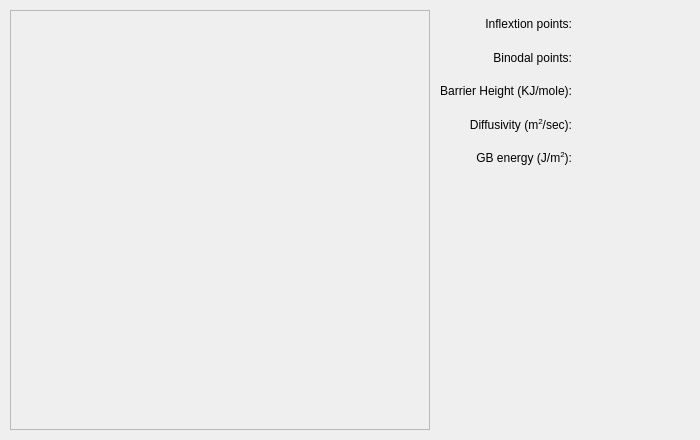
Above: Forms/dialog_view_calc_param.ui from mu2mech/mu2mech before the change. Below: the same form after it.
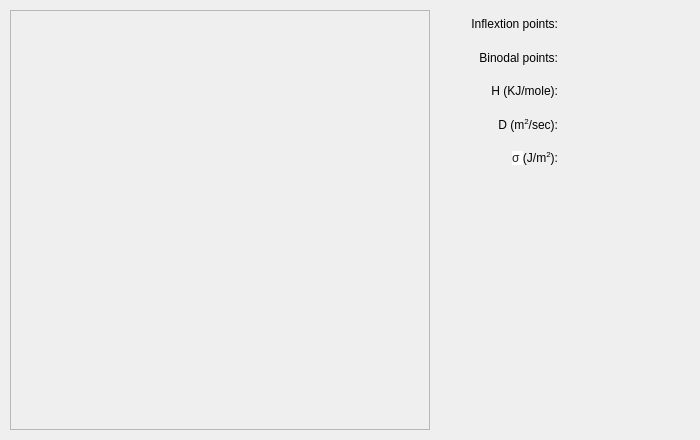
That is the form after the change.

Diff of the .ui file:
```diff
--- a/Forms/dialog_view_calc_param.ui
+++ b/Forms/dialog_view_calc_param.ui
@@ -42,7 +42,7 @@
     </property>
    </widget>
   </widget>
-  <widget class="QWidget" name="">
+  <widget class="QWidget" name="layoutWidget">
    <property name="geometry">
     <rect>
      <x>440</x>
@@ -83,7 +83,7 @@
     <item row="2" column="0">
      <widget class="QLabel" name="labelBarrierHeight">
       <property name="text">
-       <string>&lt;html&gt;&lt;head/&gt;&lt;body&gt;&lt;p align=&quot;right&quot;&gt;Barrier Height (KJ/mole):&lt;/p&gt;&lt;/body&gt;&lt;/html&gt;</string>
+       <string>&lt;html&gt;&lt;head/&gt;&lt;body&gt;&lt;p align=&quot;right&quot;&gt;H (KJ/mole):&lt;/p&gt;&lt;/body&gt;&lt;/html&gt;</string>
       </property>
      </widget>
     </item>
@@ -97,7 +97,7 @@
     <item row="3" column="0">
      <widget class="QLabel" name="labelDiffusivity">
       <property name="text">
-       <string>&lt;html&gt;&lt;head/&gt;&lt;body&gt;&lt;p align=&quot;right&quot;&gt;Diffusivity (m&lt;span style=&quot; vertical-align:super;&quot;&gt;2&lt;/span&gt;/sec):&lt;/p&gt;&lt;/body&gt;&lt;/html&gt;</string>
+       <string>&lt;html&gt;&lt;head/&gt;&lt;body&gt;&lt;p align=&quot;right&quot;&gt;D (m&lt;span style=&quot; vertical-align:super;&quot;&gt;2&lt;/span&gt;/sec):&lt;/p&gt;&lt;/body&gt;&lt;/html&gt;</string>
       </property>
      </widget>
     </item>
@@ -111,7 +111,7 @@
     <item row="4" column="0">
      <widget class="QLabel" name="labelGBEnergy">
       <property name="text">
-       <string>&lt;html&gt;&lt;head/&gt;&lt;body&gt;&lt;p align=&quot;right&quot;&gt;GB energy (J/m&lt;span style=&quot; vertical-align:super;&quot;&gt;2&lt;/span&gt;):&lt;/p&gt;&lt;/body&gt;&lt;/html&gt;</string>
+       <string>&lt;html&gt;&lt;head/&gt;&lt;body&gt;&lt;p align=&quot;right&quot;&gt;&lt;span style=&quot; font-family:'Google Sans,arial,sans-serif'; color:#202124; background-color:#ffffff;&quot;&gt;σ &lt;/span&gt;(J/m&lt;span style=&quot; vertical-align:super;&quot;&gt;2&lt;/span&gt;):&lt;/p&gt;&lt;/body&gt;&lt;/html&gt;</string>
       </property>
      </widget>
     </item>
```
